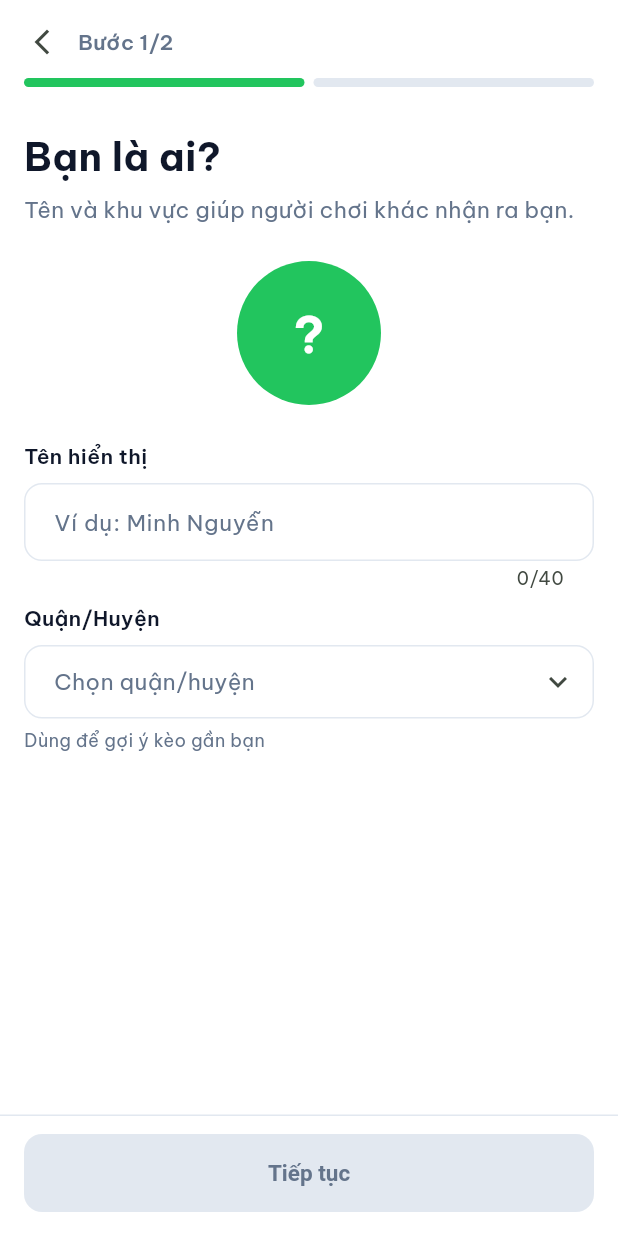
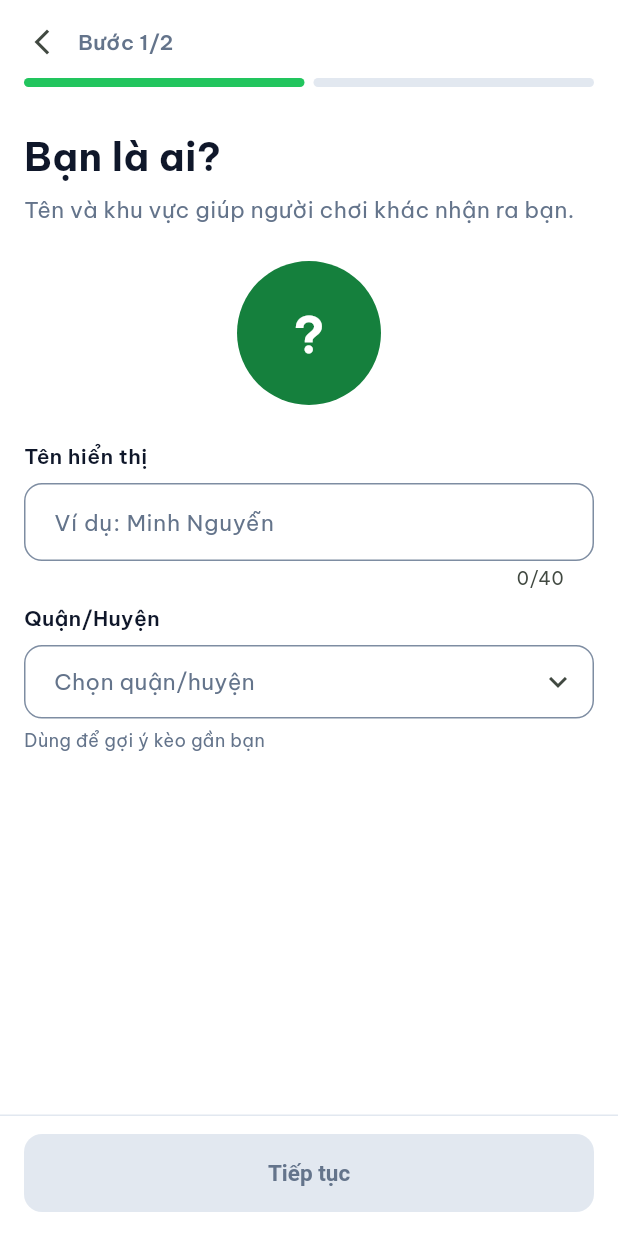
Before and after one commit to hoangclh0722-netizen/gogoal, a Flutter app: the screen it shows after launch, after a tap on "Bỏ qua", after a tap on "Tạo kèo", on a phone screen of 412 x 824 dp. Run offline on Flutter 3.47's test engine with Material 3 defaults, Android fonts, the phone set to English and light mode, and no system bars; our stand-ins replace cloud_firestore, firebase_auth, firebase_core, flutter_local_notifications, flutter_riverpod, flutter_svg and 6 more; accounts and stored records are empty.

Commit message:
Improve contrast, touch targets and accessibility

```diff
--- a/app/lib/core/theme/app_colors.dart
+++ b/app/lib/core/theme/app_colors.dart
@@ -2,16 +2,20 @@ import 'package:flutter/material.dart';
 
 abstract final class AppColors {
   static const primary = Color(0xFF22C55E);
-  static const primaryDark = Color(0xFF16A34A);
+  // Nút và chữ xanh cần đậm hơn để chữ trắng / chữ xanh đạt tương phản 4.5:1
+  static const primaryDark = Color(0xFF15803D);
   static const primarySoft = Color(0xFFDCFCE7);
   static const accent = Color(0xFFF97316);
+  static const accentDark = Color(0xFFC2410C);
   static const ink = Color(0xFF0F172A);
   static const background = Color(0xFFF8FAFC);
   static const surface = Colors.white;
   static const border = Color(0xFFE2E8F0);
+  // Viền ô nhập phải nhìn thấy được (tương phản >= 3:1 với nền)
+  static const outline = Color(0xFF7E8DA2);
   static const muted = Color(0xFF64748B);
   static const warning = Color(0xFFF59E0B);
-  static const danger = Color(0xFFEF4444);
+  static const danger = Color(0xFFDC2626);
   static const facebook = Color(0xFF1877F2);
 
   static const football = Color(0xFF22C55E);
--- a/app/lib/core/theme/app_theme.dart
+++ b/app/lib/core/theme/app_theme.dart
@@ -6,8 +6,8 @@ import 'app_colors.dart';
 ThemeData buildAppTheme() {
   final scheme = ColorScheme.fromSeed(
     seedColor: AppColors.primary,
-    primary: AppColors.primary,
-    secondary: AppColors.accent,
+    primary: AppColors.primaryDark,
+    secondary: AppColors.accentDark,
     surface: AppColors.surface,
     error: AppColors.danger,
   );
@@ -17,7 +17,7 @@ ThemeData buildAppTheme() {
   );
   final inputBorder = OutlineInputBorder(
     borderRadius: BorderRadius.circular(AppRadius.md),
-    borderSide: const BorderSide(color: AppColors.border),
+    borderSide: const BorderSide(color: AppColors.outline),
   );
 
   return ThemeData(
@@ -33,7 +33,7 @@ ThemeData buildAppTheme() {
       border: inputBorder,
       enabledBorder: inputBorder,
       focusedBorder: inputBorder.copyWith(
-        borderSide: const BorderSide(color: AppColors.primary, width: 1.5),
+        borderSide: const BorderSide(color: AppColors.primaryDark, width: 1.5),
       ),
       errorBorder: inputBorder.copyWith(borderSide: const BorderSide(color: AppColors.danger)),
       focusedErrorBorder:
--- a/app/lib/core/widgets/app_button.dart
+++ b/app/lib/core/widgets/app_button.dart
@@ -32,7 +32,7 @@ class AppButton extends StatelessWidget {
         style: OutlinedButton.styleFrom(
           minimumSize: size,
           foregroundColor: AppColors.primaryDark,
-          side: const BorderSide(color: AppColors.primary, width: 1.5),
+          side: const BorderSide(color: AppColors.primaryDark, width: 1.5),
           shape: shape,
           textStyle: textStyle,
         ),
@@ -43,7 +43,7 @@ class AppButton extends StatelessWidget {
       onPressed: onPressed,
       style: FilledButton.styleFrom(
         minimumSize: size,
-        backgroundColor: kind == AppButtonKind.accent ? AppColors.accent : AppColors.primary,
+        backgroundColor: kind == AppButtonKind.accent ? AppColors.accentDark : AppColors.primaryDark,
         foregroundColor: Colors.white,
         disabledBackgroundColor: AppColors.border,
         disabledForegroundColor: AppColors.muted,
--- a/app/lib/features/auth/presentation/auth_shell.dart
+++ b/app/lib/features/auth/presentation/auth_shell.dart
@@ -13,7 +13,7 @@ class AuthShell extends StatelessWidget {
   @override
   Widget build(BuildContext context) {
     return Scaffold(
-      backgroundColor: AppColors.primary,
+      backgroundColor: AppColors.primaryDark,
       body: SafeArea(
         bottom: false,
         child: Column(
@@ -23,6 +23,7 @@ class AuthShell extends StatelessWidget {
               child: Row(
                 children: [
                   IconButton(
+                    tooltip: 'Quay lại',
                     onPressed: () => Navigator.of(context).maybePop(),
                     icon: const Icon(Icons.arrow_back_ios_new, color: Colors.white, size: 20),
                   ),
--- a/app/lib/features/auth/presentation/login_screen.dart
+++ b/app/lib/features/auth/presentation/login_screen.dart
@@ -93,6 +93,7 @@ class _LoginScreenState extends ConsumerState<LoginScreen> {
               decoration: InputDecoration(
                 hintText: 'Mật khẩu',
                 suffixIcon: IconButton(
+                  tooltip: _hidePassword ? 'Hiện mật khẩu' : 'Ẩn mật khẩu',
                   onPressed: () => setState(() => _hidePassword = !_hidePassword),
                   icon: Icon(
                     _hidePassword ? Icons.visibility_off_outlined : Icons.visibility_outlined,
@@ -118,10 +119,11 @@ class _LoginScreenState extends ConsumerState<LoginScreen> {
               mainAxisAlignment: MainAxisAlignment.center,
               children: [
                 const Text('Chưa có tài khoản?', style: TextStyle(color: AppColors.muted)),
-                GestureDetector(
+                InkWell(
                   onTap: _openRegister,
+                  borderRadius: BorderRadius.circular(8),
                   child: const Padding(
-                    padding: EdgeInsets.all(6),
+                    padding: EdgeInsets.symmetric(horizontal: 8, vertical: 14),
                     child: Text('Đăng ký',
                         style: TextStyle(color: AppColors.primaryDark, fontWeight: FontWeight.w700)),
                   ),
--- a/app/lib/features/discover/presentation/widgets/home_bottom_nav.dart
+++ b/app/lib/features/discover/presentation/widgets/home_bottom_nav.dart
@@ -78,7 +78,7 @@ class _Item extends StatelessWidget {
           Text(
             label,
             maxLines: 1,
-            style: TextStyle(fontSize: 11, fontWeight: active ? FontWeight.w700 : FontWeight.w500, color: color),
+            style: TextStyle(fontSize: 12, fontWeight: active ? FontWeight.w700 : FontWeight.w500, color: color),
           ),
         ],
       ),
@@ -99,8 +99,9 @@ class _CreateButton extends StatelessWidget {
       children: [
         Positioned(
           top: -18,
-          child: GestureDetector(
+          child: InkWell(
             onTap: onTap,
+            customBorder: const StadiumBorder(),
             child: Column(
               mainAxisSize: MainAxisSize.min,
               children: [
@@ -108,12 +109,12 @@ class _CreateButton extends StatelessWidget {
                   width: 56,
                   height: 56,
                   decoration: BoxDecoration(
-                    color: AppColors.accent,
+                    color: AppColors.accentDark,
                     shape: BoxShape.circle,
                     border: Border.all(color: Colors.white, width: 4),
                     boxShadow: [
                       BoxShadow(
-                        color: AppColors.accent.withValues(alpha: 0.4),
+                        color: AppColors.accentDark.withValues(alpha: 0.4),
                         blurRadius: 12,
                         offset: const Offset(0, 4),
                       ),
@@ -123,7 +124,7 @@ class _CreateButton extends StatelessWidget {
                 ),
                 const SizedBox(height: 2),
                 const Text('Tạo kèo',
-                    style: TextStyle(fontSize: 11, fontWeight: FontWeight.w600, color: AppColors.muted)),
+                    style: TextStyle(fontSize: 12, fontWeight: FontWeight.w600, color: AppColors.muted)),
               ],
             ),
           ),
--- a/app/lib/features/discover/presentation/widgets/home_filters.dart
+++ b/app/lib/features/discover/presentation/widgets/home_filters.dart
@@ -32,8 +32,8 @@ class HomeFilters extends ConsumerWidget {
             children: [
               _SportChip(
                 label: 'Tất cả',
-                icon: Icon(Icons.apps, color: filter.sportId == null ? Colors.white : AppColors.primary, size: 24),
-                color: AppColors.primary,
+                icon: Icon(Icons.apps, color: filter.sportId == null ? Colors.white : AppColors.primaryDark, size: 24),
+                color: AppColors.primaryDark,
                 selected: filter.sportId == null,
                 onTap: () => controller.setSport(null),
               ),
@@ -50,7 +50,7 @@ class HomeFilters extends ConsumerWidget {
         ),
         const SizedBox(height: 12),
         SizedBox(
-          height: 36,
+          height: 48,
           child: ListView(
             scrollDirection: Axis.horizontal,
             padding: const EdgeInsets.symmetric(horizontal: 16),
@@ -135,16 +135,21 @@ class _TimeChip extends StatelessWidget {
 
   @override
   Widget build(BuildContext context) {
-    return InkWell(
+    return Semantics(
+      button: true,
+      selected: selected,
+      child: InkWell(
       onTap: onTap,
       borderRadius: BorderRadius.circular(20),
-      child: Container(
+      child: Padding(
+        padding: const EdgeInsets.symmetric(vertical: 6),
+        child: Container(
         padding: const EdgeInsets.symmetric(horizontal: 16),
         alignment: Alignment.center,
         decoration: BoxDecoration(
           color: selected ? AppColors.primarySoft : Colors.white,
           borderRadius: BorderRadius.circular(20),
-          border: Border.all(color: selected ? AppColors.primary : AppColors.border),
+          border: Border.all(color: selected ? AppColors.primaryDark : AppColors.outline),
         ),
         child: Text(
           label,
@@ -155,6 +160,8 @@ class _TimeChip extends StatelessWidget {
           ),
         ),
       ),
+      ),
+      ),
     );
   }
 }
--- a/app/lib/features/discover/presentation/widgets/home_header.dart
+++ b/app/lib/features/discover/presentation/widgets/home_header.dart
@@ -55,7 +55,7 @@ class HomeHeader extends ConsumerWidget {
                       child: Badge(
                         isLabelVisible: unread > 0,
                         label: Text(unread > 9 ? '9+' : '$unread'),
-                        backgroundColor: AppColors.accent,
+                        backgroundColor: AppColors.accentDark,
                         child: const Icon(Icons.notifications_none, color: Colors.white, size: 22),
                       ),
                     ),
@@ -127,7 +127,7 @@ class HomeHeader extends ConsumerWidget {
               ),
               const SizedBox(width: 8),
               Material(
-                color: AppColors.primary,
+                color: Colors.white.withValues(alpha: 0.2),
                 borderRadius: BorderRadius.circular(AppRadius.md),
                 child: InkWell(
                   onTap: onFilter,
--- a/app/lib/features/match/presentation/health_badge.dart
+++ b/app/lib/features/match/presentation/health_badge.dart
@@ -11,7 +11,7 @@ class HealthBadge extends StatelessWidget {
   @override
   Widget build(BuildContext context) {
     final (label, bg, fg) = switch (health) {
-      MatchHealth.confirmed => ('Đã chốt', const Color(0xFFDCFCE7), const Color(0xFF16A34A)),
+      MatchHealth.confirmed => ('Đã chốt', const Color(0xFFDCFCE7), const Color(0xFF15803D)),
       MatchHealth.recruiting => ('Đang tìm người', const Color(0xFFFEF9C3), const Color(0xFFA16207)),
       MatchHealth.atRisk => ('Có nguy cơ bể', const Color(0xFFFFEDD5), const Color(0xFFC2410C)),
       MatchHealth.cancelled => ('Bể', const Color(0xFFFEE2E2), const Color(0xFFB91C1C)),
--- a/app/lib/features/match/presentation/match_detail_screen.dart
+++ b/app/lib/features/match/presentation/match_detail_screen.dart
@@ -120,7 +120,6 @@ class _Detail extends ConsumerWidget {
                           style: OutlinedButton.styleFrom(
                             foregroundColor: AppColors.primaryDark,
                             side: const BorderSide(color: AppColors.primaryDark, width: 1.5),
-                            visualDensity: VisualDensity.compact,
                             shape: RoundedRectangleBorder(borderRadius: BorderRadius.circular(AppRadius.sm)),
                           ),
                         ),
@@ -225,6 +224,7 @@ class _Header extends ConsumerWidget {
                 color: Colors.white.withValues(alpha: 0.2),
                 shape: const CircleBorder(),
                 child: IconButton(
+                  tooltip: 'Quay lại',
                   onPressed: () => _back(context),
                   icon: const Icon(Icons.arrow_back, color: Colors.white),
                 ),
@@ -857,7 +857,7 @@ class _Message extends StatelessWidget {
         children: [
           Align(
             alignment: Alignment.centerLeft,
-            child: IconButton(onPressed: () => _back(context), icon: const Icon(Icons.arrow_back)),
+            child: IconButton(tooltip: 'Quay lại', onPressed: () => _back(context), icon: const Icon(Icons.arrow_back)),
           ),
           Expanded(
             child: Center(
--- a/app/lib/features/onboarding/presentation/splash_screen.dart
+++ b/app/lib/features/onboarding/presentation/splash_screen.dart
@@ -35,7 +35,7 @@ class _SplashScreenState extends ConsumerState<SplashScreen> {
   @override
   Widget build(BuildContext context) {
     return Scaffold(
-      backgroundColor: AppColors.primary,
+      backgroundColor: AppColors.primaryDark,
       body: Center(
         child: Column(
           mainAxisSize: MainAxisSize.min,
--- a/app/lib/features/profile/presentation/profile_avatar.dart
+++ b/app/lib/features/profile/presentation/profile_avatar.dart
@@ -15,7 +15,7 @@ class ProfileAvatar extends StatelessWidget {
   Widget build(BuildContext context) {
     return CircleAvatar(
       radius: radius,
-      backgroundColor: onGreen ? Colors.white : AppColors.primary,
+      backgroundColor: onGreen ? Colors.white : AppColors.primaryDark,
       foregroundImage: photoUrl != null ? NetworkImage(photoUrl!) : null,
       child: Text(
         initialsOf(name),
--- a/app/pubspec.yaml
+++ b/app/pubspec.yaml
@@ -114,8 +114,8 @@ flutter_launcher_icons:
   remove_alpha_ios: true
 
 flutter_native_splash:
-  color: "#22C55E"
+  color: "#15803D"
   image: assets/brand/splash.png
   android_12:
-    color: "#22C55E"
+    color: "#15803D"
     image: assets/brand/splash.png
```
Also changed, not shown: app/lib/features/auth/presentation/register_screen.dart (+5 -3 lines), app/lib/features/match/presentation/create_match_screen.dart (+17 -10 lines), app/lib/features/match/presentation/manage_match_screen.dart (+10 -6 lines), app/lib/features/match/presentation/my_matches_screen.dart (+7 -2 lines), app/lib/features/profile/presentation/profile_setup_screen.dart (+8 -3 lines), 5 other files.
